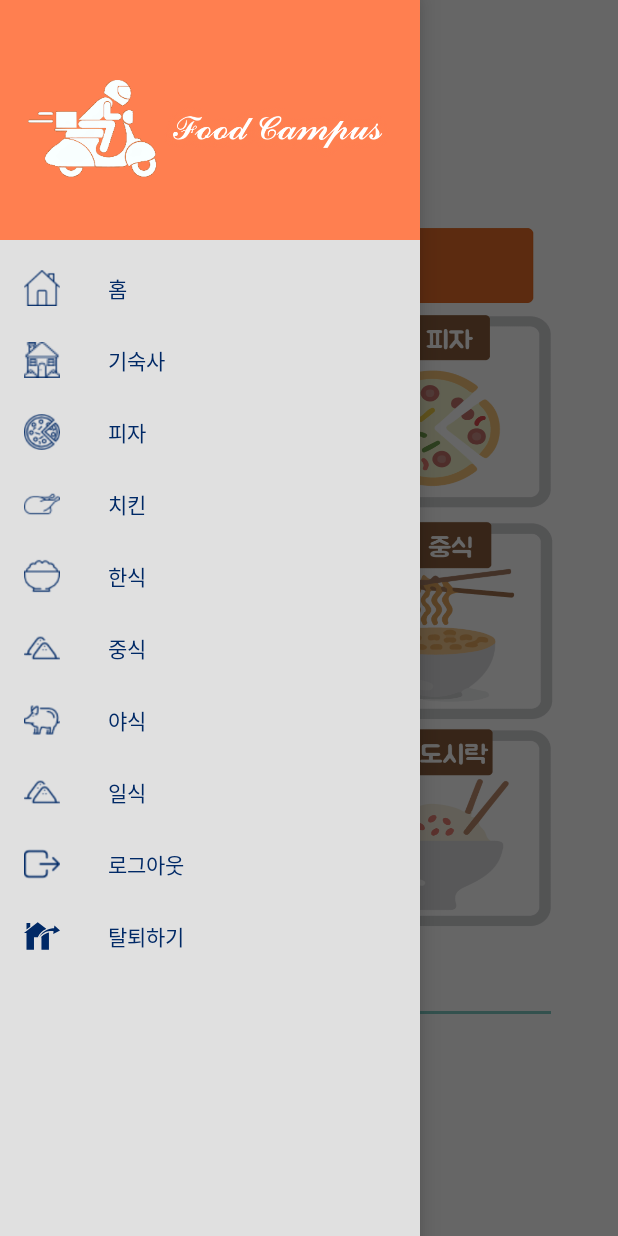
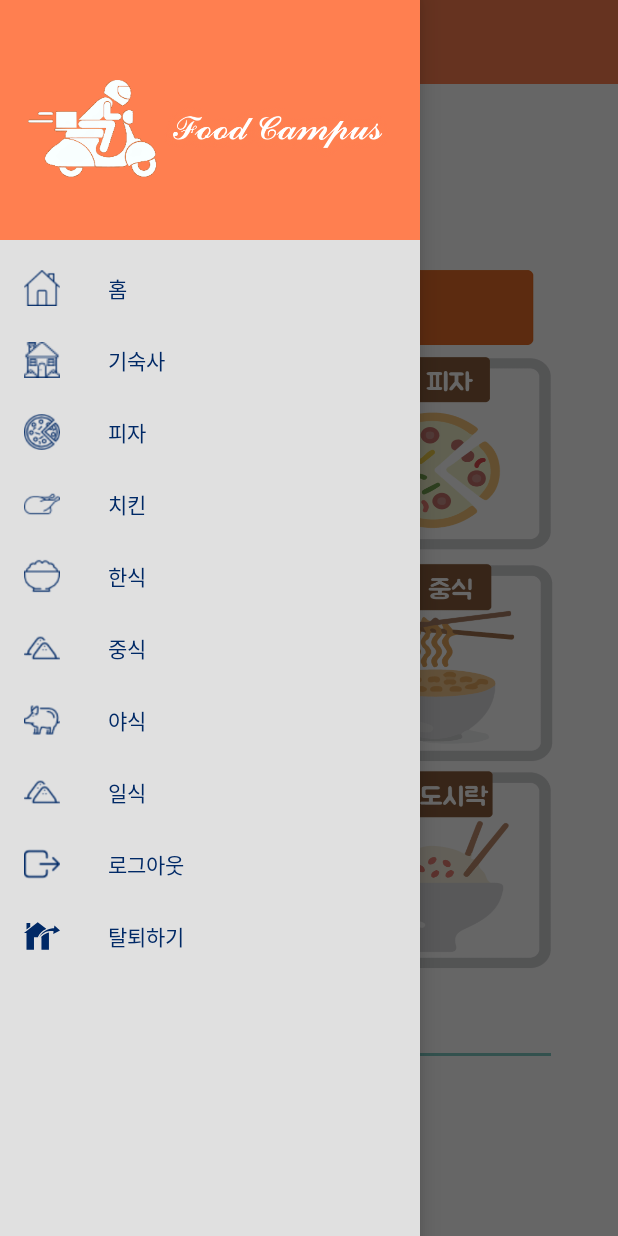
Before and after one commit to JunHoPark93/FoodCampus, an Android app: the MainActivity screen opened directly, with no data from a screen before it, with the side drawer open, on a phone screen of 412 x 824 dp. Run offline under Robolectric (Android 15) with nearby library versions, the phone set to English and light mode, and no system bars; our stand-ins replace ButterKnife; libraries missing offline, so code that uses them is left out: com.kakao.network, com.kakao.usermgmt, com.kakao.util.

Commit message:
메인 툴바 추가

```diff
--- a/app/src/main/res/layout-xlarge/content_main.xml
+++ b/app/src/main/res/layout-xlarge/content_main.xml
@@ -78,7 +78,7 @@
             android:layout_width="130dp"
             android:layout_height="130dp"
             android:padding="10dp"
-            android:id="@+id/flour_btn"
+            android:id="@+id/japanese_btn"
             android:src="@drawable/flour_main"
             android:adjustViewBounds="true"
             android:scaleType="fitXY"
--- a/app/src/main/res/layout/content_main.xml
+++ b/app/src/main/res/layout/content_main.xml
@@ -1,6 +1,12 @@
 <?xml version="1.0" encoding="utf-8"?>
-<RelativeLayout xmlns:android="http://schemas.android.com/apk/res/android"
+<LinearLayout
+    xmlns:android="http://schemas.android.com/apk/res/android"
     xmlns:app="http://schemas.android.com/apk/res-auto"
+    android:layout_width="match_parent"
+    android:layout_height="match_parent"
+    android:layout_marginTop="?attr/actionBarSize">
+
+    <RelativeLayout
         android:layout_width="match_parent"
         android:layout_height="match_parent"
         android:orientation="vertical"
@@ -53,7 +59,7 @@
                 android:layout_height="140dp" />
 
             <ImageButton
-        android:id="@+id/flour_btn"
+                android:id="@+id/japanese_btn"
                 android:src="@drawable/main_dosirak"
                 android:adjustViewBounds="true"
                 android:scaleType="fitXY"
@@ -116,3 +122,4 @@
             android:layout_alignEnd="@+id/main_btn_layout" />
 
     </RelativeLayout>
+</LinearLayout>
```
Lines whose indentation alone changed are shown as unchanged.
